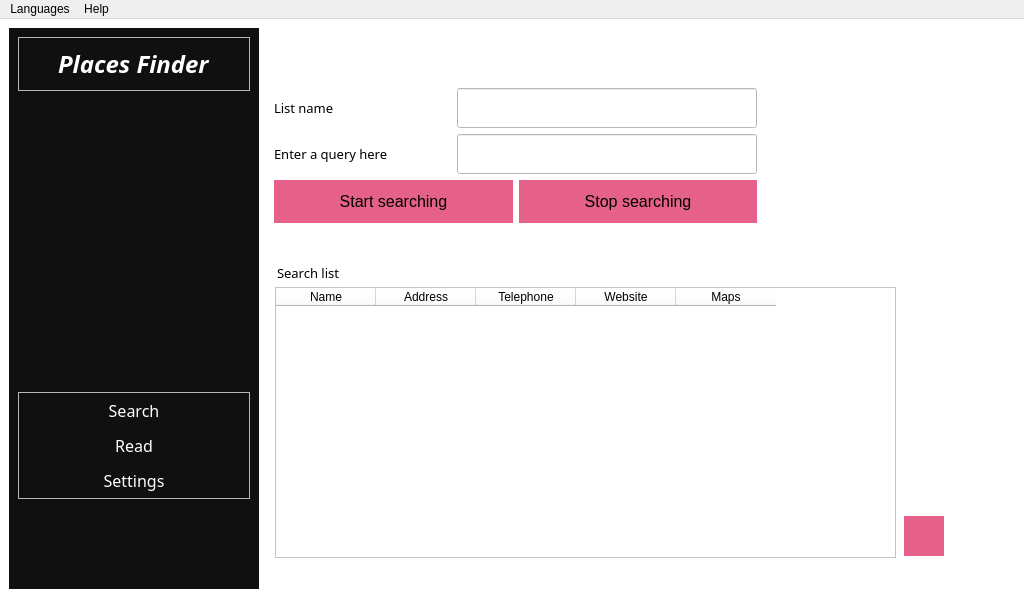
Before: the Qt Designer form UI/goomaps.ui in AhmedGsm/Google-Maps-Scraper, drawn with Qt 5.
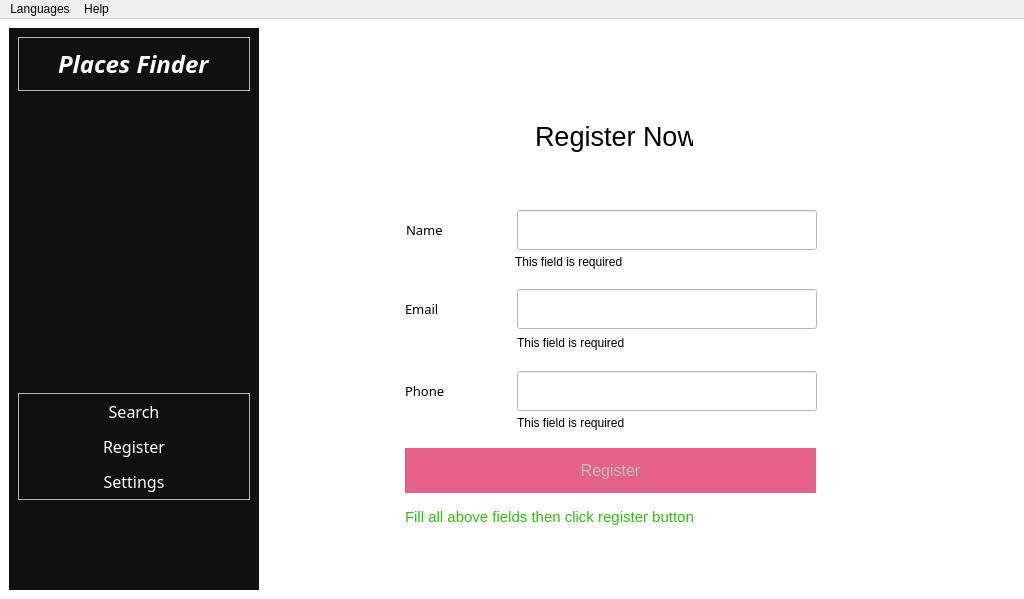
After: the same form once the commit is applied. The open tabs and pages were chosen to show the change. Icons and pictures are not drawn.

Commit message: Create registration form

Patch:
```diff
--- a/UI/goomaps.ui
+++ b/UI/goomaps.ui
@@ -7,7 +7,7 @@
     <x>0</x>
     <y>0</y>
     <width>1024</width>
-    <height>598</height>
+    <height>599</height>
    </rect>
   </property>
   <property name="windowTitle">
@@ -22,6 +22,10 @@
    <property name="styleSheet">
     <string notr="true">QLineEdit {
 color: red;
+}
+
+#registerMessageLabel {
+	color: #32BA12;
 }</string>
    </property>
    <layout class="QHBoxLayout" name="horizontalLayout" stretch="2,6">
@@ -145,7 +149,7 @@
              </font>
             </property>
             <property name="text">
-             <string>Read</string>
+             <string>Register</string>
             </property>
             <property name="checkable">
              <bool>true</bool>
@@ -190,21 +194,28 @@
      <widget class="QStackedWidget" name="stackedWidget">
       <property name="styleSheet">
        <string notr="true">
-	background-color: white;</string>
+QWidget {
+	background-color: white;
+}
+
+QPushButton {
+border: none;
+background-color: #E66189;
+}
+
+QPushButton: hover {
+background-color: #EE96B0;
+}</string>
       </property>
       <widget class="QWidget" name="searchPage">
+       <property name="enabled">
+        <bool>false</bool>
+       </property>
        <layout class="QGridLayout" name="gridLayout">
         <item row="0" column="0">
          <widget class="QWidget" name="mainContent" native="true">
           <property name="styleSheet">
-           <string notr="true">QPushButton {
-border: none;
-background-color: #E66189;
-}
-
-QPushButton: hover {
-background-color: #EE96B0;
-}</string>
+           <string notr="true"/>
           </property>
           <widget class="QTableWidget" name="tableWidget">
            <property name="geometry">
@@ -494,21 +505,313 @@
         </item>
        </layout>
       </widget>
-      <widget class="QWidget" name="readPage">
-       <layout class="QGridLayout" name="gridLayout_2">
-        <item row="0" column="0">
-         <widget class="QLabel" name="label_3">
-          <property name="font">
-           <font>
-            <pointsize>40</pointsize>
-           </font>
-          </property>
-          <property name="text">
-           <string>Read Page</string>
-          </property>
-         </widget>
-        </item>
-       </layout>
+      <widget class="QWidget" name="registerPage">
+       <widget class="QLabel" name="registerHeaderLabel">
+        <property name="geometry">
+         <rect>
+          <x>270</x>
+          <y>90</y>
+          <width>158</width>
+          <height>36</height>
+         </rect>
+        </property>
+        <property name="font">
+         <font>
+          <pointsize>20</pointsize>
+         </font>
+        </property>
+        <property name="text">
+         <string>Register Now</string>
+        </property>
+       </widget>
+       <widget class="QWidget" name="layoutWidget_2">
+        <property name="geometry">
+         <rect>
+          <x>141</x>
+          <y>181</y>
+          <width>411</width>
+          <height>42</height>
+         </rect>
+        </property>
+        <layout class="QHBoxLayout" name="inputContainer">
+         <item>
+          <widget class="QLabel" name="listNameLabel_2">
+           <property name="font">
+            <font>
+             <family>Yu Gothic UI Semibold</family>
+             <pointsize>10</pointsize>
+            </font>
+           </property>
+           <property name="text">
+            <string>Name</string>
+           </property>
+          </widget>
+         </item>
+         <item>
+          <spacer name="horizontalSpacer_3">
+           <property name="orientation">
+            <enum>Qt::Horizontal</enum>
+           </property>
+           <property name="sizeHint" stdset="0">
+            <size>
+             <width>40</width>
+             <height>20</height>
+            </size>
+           </property>
+          </spacer>
+         </item>
+         <item>
+          <widget class="QLineEdit" name="nameEdit">
+           <property name="minimumSize">
+            <size>
+             <width>300</width>
+             <height>40</height>
+            </size>
+           </property>
+           <property name="maximumSize">
+            <size>
+             <width>16777215</width>
+             <height>16777215</height>
+            </size>
+           </property>
+           <property name="sizeIncrement">
+            <size>
+             <width>0</width>
+             <height>34</height>
+            </size>
+           </property>
+           <property name="font">
+            <font>
+             <pointsize>9</pointsize>
+            </font>
+           </property>
+          </widget>
+         </item>
+        </layout>
+       </widget>
+       <widget class="QWidget" name="layoutWidget_3">
+        <property name="geometry">
+         <rect>
+          <x>140</x>
+          <y>260</y>
+          <width>412</width>
+          <height>42</height>
+         </rect>
+        </property>
+        <layout class="QHBoxLayout" name="inputContainer_2">
+         <item>
+          <widget class="QLabel" name="listNameLabel_3">
+           <property name="font">
+            <font>
+             <family>Yu Gothic UI Semibold</family>
+             <pointsize>10</pointsize>
+            </font>
+           </property>
+           <property name="text">
+            <string>Email</string>
+           </property>
+          </widget>
+         </item>
+         <item>
+          <spacer name="horizontalSpacer_4">
+           <property name="orientation">
+            <enum>Qt::Horizontal</enum>
+           </property>
+           <property name="sizeHint" stdset="0">
+            <size>
+             <width>40</width>
+             <height>20</height>
+            </size>
+           </property>
+          </spacer>
+         </item>
+         <item>
+          <widget class="QLineEdit" name="emailEdit">
+           <property name="minimumSize">
+            <size>
+             <width>300</width>
+             <height>40</height>
+            </size>
+           </property>
+           <property name="maximumSize">
+            <size>
+             <width>16777215</width>
+             <height>16777215</height>
+            </size>
+           </property>
+           <property name="sizeIncrement">
+            <size>
+             <width>0</width>
+             <height>34</height>
+            </size>
+           </property>
+           <property name="font">
+            <font>
+             <pointsize>9</pointsize>
+            </font>
+           </property>
+          </widget>
+         </item>
+        </layout>
+       </widget>
+       <widget class="QWidget" name="layoutWidget_4">
+        <property name="geometry">
+         <rect>
+          <x>140</x>
+          <y>342</y>
+          <width>412</width>
+          <height>42</height>
+         </rect>
+        </property>
+        <layout class="QHBoxLayout" name="inputContainer_3">
+         <item>
+          <widget class="QLabel" name="listNameLabel_4">
+           <property name="font">
+            <font>
+             <family>Yu Gothic UI Semibold</family>
+             <pointsize>10</pointsize>
+            </font>
+           </property>
+           <property name="text">
+            <string>Phone</string>
+           </property>
+          </widget>
+         </item>
+         <item>
+          <spacer name="horizontalSpacer_5">
+           <property name="orientation">
+            <enum>Qt::Horizontal</enum>
+           </property>
+           <property name="sizeHint" stdset="0">
+            <size>
+             <width>40</width>
+             <height>20</height>
+            </size>
+           </property>
+          </spacer>
+         </item>
+         <item>
+          <widget class="QLineEdit" name="phoneEdit">
+           <property name="minimumSize">
+            <size>
+             <width>300</width>
+             <height>40</height>
+            </size>
+           </property>
+           <property name="maximumSize">
+            <size>
+             <width>16777215</width>
+             <height>16777215</height>
+            </size>
+           </property>
+           <property name="sizeIncrement">
+            <size>
+             <width>0</width>
+             <height>34</height>
+            </size>
+           </property>
+           <property name="font">
+            <font>
+             <pointsize>9</pointsize>
+            </font>
+           </property>
+          </widget>
+         </item>
+        </layout>
+       </widget>
+       <widget class="QPushButton" name="registerButton">
+        <property name="enabled">
+         <bool>false</bool>
+        </property>
+        <property name="geometry">
+         <rect>
+          <x>140</x>
+          <y>420</y>
+          <width>411</width>
+          <height>45</height>
+         </rect>
+        </property>
+        <property name="minimumSize">
+         <size>
+          <width>0</width>
+          <height>35</height>
+         </size>
+        </property>
+        <property name="maximumSize">
+         <size>
+          <width>16777215</width>
+          <height>45</height>
+         </size>
+        </property>
+        <property name="font">
+         <font>
+          <pointsize>12</pointsize>
+         </font>
+        </property>
+        <property name="text">
+         <string>Register</string>
+        </property>
+       </widget>
+       <widget class="QLabel" name="nameMessageLabel">
+        <property name="geometry">
+         <rect>
+          <x>250</x>
+          <y>226</y>
+          <width>431</width>
+          <height>16</height>
+         </rect>
+        </property>
+        <property name="text">
+         <string>This field is required</string>
+        </property>
+       </widget>
+       <widget class="QLabel" name="emailMessageLabel">
+        <property name="geometry">
+         <rect>
+          <x>252</x>
+          <y>307</y>
+          <width>421</width>
+          <height>16</height>
+         </rect>
+        </property>
+        <property name="text">
+         <string>This field is required</string>
+        </property>
+       </widget>
+       <widget class="QLabel" name="phoneMessageLabel">
+        <property name="geometry">
+         <rect>
+          <x>252</x>
+          <y>387</y>
+          <width>391</width>
+          <height>16</height>
+         </rect>
+        </property>
+        <property name="text">
+         <string>This field is required</string>
+        </property>
+       </widget>
+       <widget class="QLabel" name="registerMessageLabel">
+        <property name="geometry">
+         <rect>
+          <x>140</x>
+          <y>480</y>
+          <width>411</width>
+          <height>51</height>
+         </rect>
+        </property>
+        <property name="font">
+         <font>
+          <pointsize>11</pointsize>
+         </font>
+        </property>
+        <property name="text">
+         <string>Fill all above fields then click register button</string>
+        </property>
+        <property name="alignment">
+         <set>Qt::AlignLeading|Qt::AlignLeft|Qt::AlignTop</set>
+        </property>
+       </widget>
       </widget>
       <widget class="QWidget" name="settingsPage">
        <widget class="QLabel" name="label_4">
```
Left out of the diff: 2 changed lines with no effect on the pictures. The commit also changes 4 other files.
